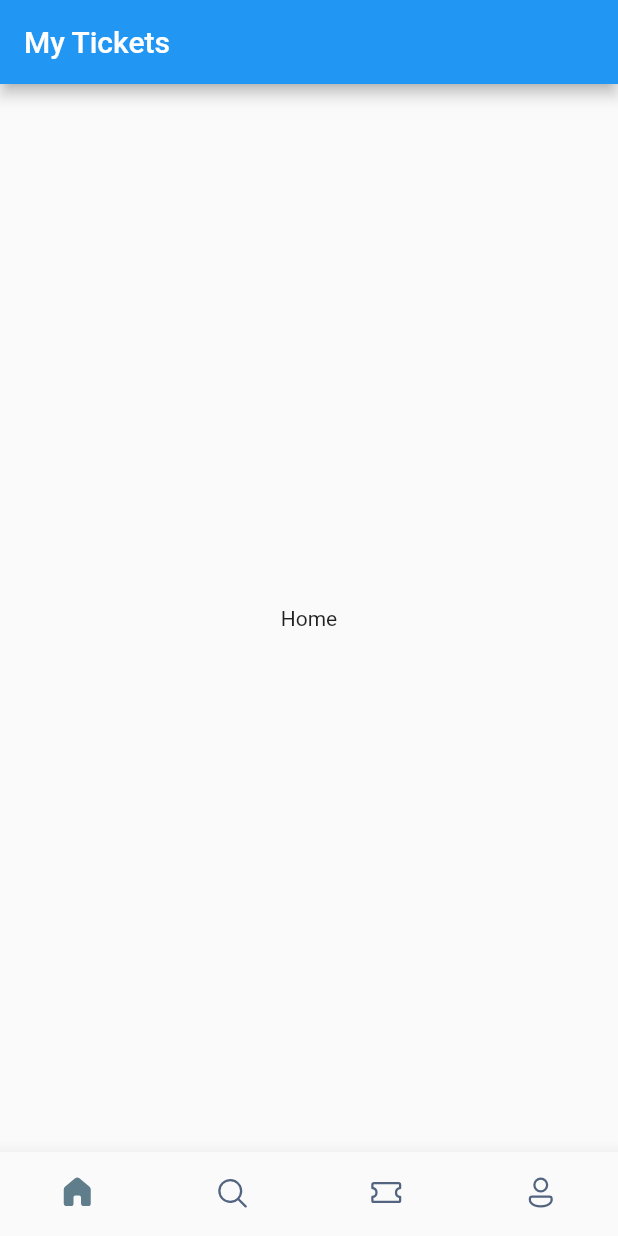
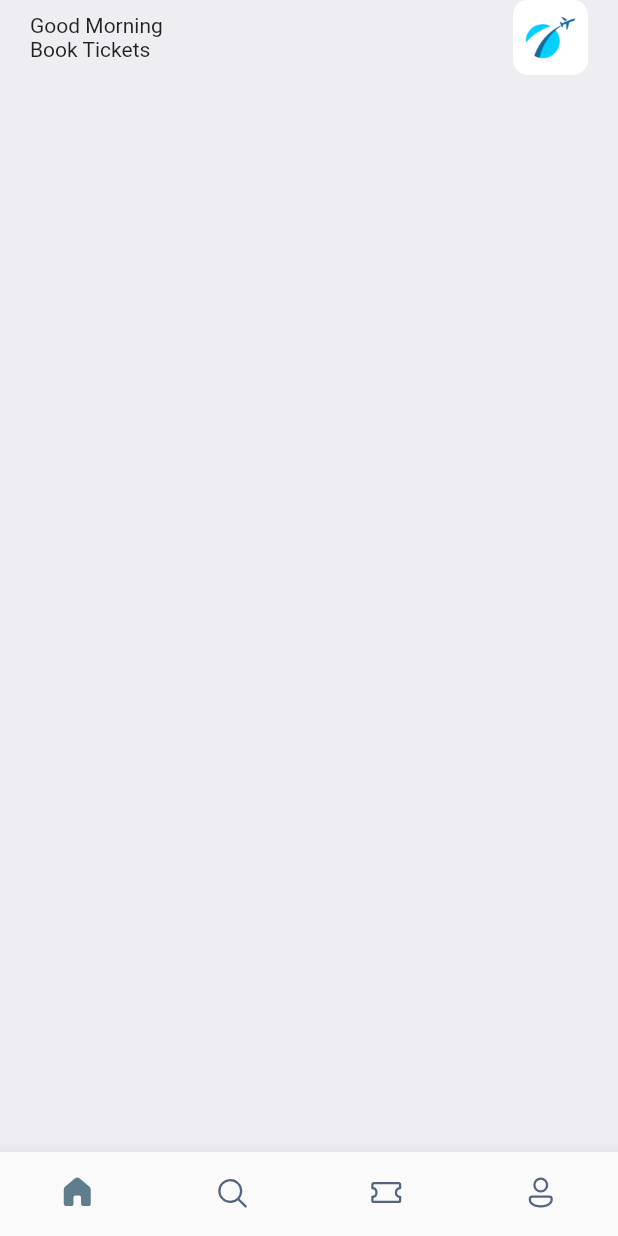
Before and after one commit to dpak1999/Flutter-ticket-booking-app, a Flutter app: the screen it shows after launch, on a phone screen of 412 x 824 dp. Run offline on Flutter 3.47's test engine with Material 2 defaults, Android fonts, the phone set to English and light mode, and no system bars; our stand-ins replace fluentui_icons.

Commit message:
add : home screen & remove debug banner

```diff
--- a/lib/main.dart
+++ b/lib/main.dart
@@ -11,6 +11,7 @@ class MyApp extends StatelessWidget {
   @override
   Widget build(BuildContext context) {
     return MaterialApp(
+      debugShowCheckedModeBanner: false,
       title: 'Flutter Demo',
       theme: ThemeData(
         primarySwatch: Colors.blue,
--- a/lib/screens/bottom_bar.dart
+++ b/lib/screens/bottom_bar.dart
@@ -1,5 +1,6 @@
 import 'package:fluentui_icons/fluentui_icons.dart';
 import 'package:flutter/material.dart';
+import 'package:ticket_booking_app/screens/home_screen.dart';
 
 class BottomBar extends StatefulWidget {
   const BottomBar({super.key});
@@ -12,7 +13,7 @@ class _BottomBarState extends State<BottomBar> {
   int _selectedIndex = 0;
 
   static final List<Widget> _widgetOptions = <Widget>[
-    const Text("Home"),
+    const HomeScreen(),
     const Text("Search"),
     const Text("Tickets"),
     const Text("Profile")
@@ -27,9 +28,6 @@ class _BottomBarState extends State<BottomBar> {
   @override
   Widget build(BuildContext context) {
     return Scaffold(
-      appBar: AppBar(
-        title: const Text("My Tickets"),
-      ),
       body: Center(child: _widgetOptions[_selectedIndex]),
       bottomNavigationBar: BottomNavigationBar(
           currentIndex: _selectedIndex,
--- /dev/null
+++ b/lib/screens/home_screen.dart
@@ -0,0 +1,43 @@
+import 'package:flutter/material.dart';
+
+class HomeScreen extends StatelessWidget {
+  const HomeScreen({super.key});
+
+  @override
+  Widget build(BuildContext context) {
+    return Scaffold(
+      backgroundColor: const Color(0xFFeeedf2),
+      body: ListView(
+        children: [
+          Container(
+            padding: const EdgeInsets.symmetric(horizontal: 20),
+            child: Column(
+              children: [
+                Row(
+                  mainAxisAlignment: MainAxisAlignment.spaceBetween,
+                  children: [
+                    Column(
+                      crossAxisAlignment: CrossAxisAlignment.start,
+                      children: const [
+                        Text("Good Morning"),
+                        Text("Book Tickets"),
+                      ],
+                    ),
+                    Container(
+                        height: 50,
+                        width: 50,
+                        decoration: BoxDecoration(
+                            borderRadius: BorderRadius.circular(10),
+                            image: const DecorationImage(
+                                fit: BoxFit.fitHeight,
+                                image: AssetImage("assets/images/img_1.png"))))
+                  ],
+                )
+              ],
+            ),
+          )
+        ],
+      ),
+    );
+  }
+}
```
